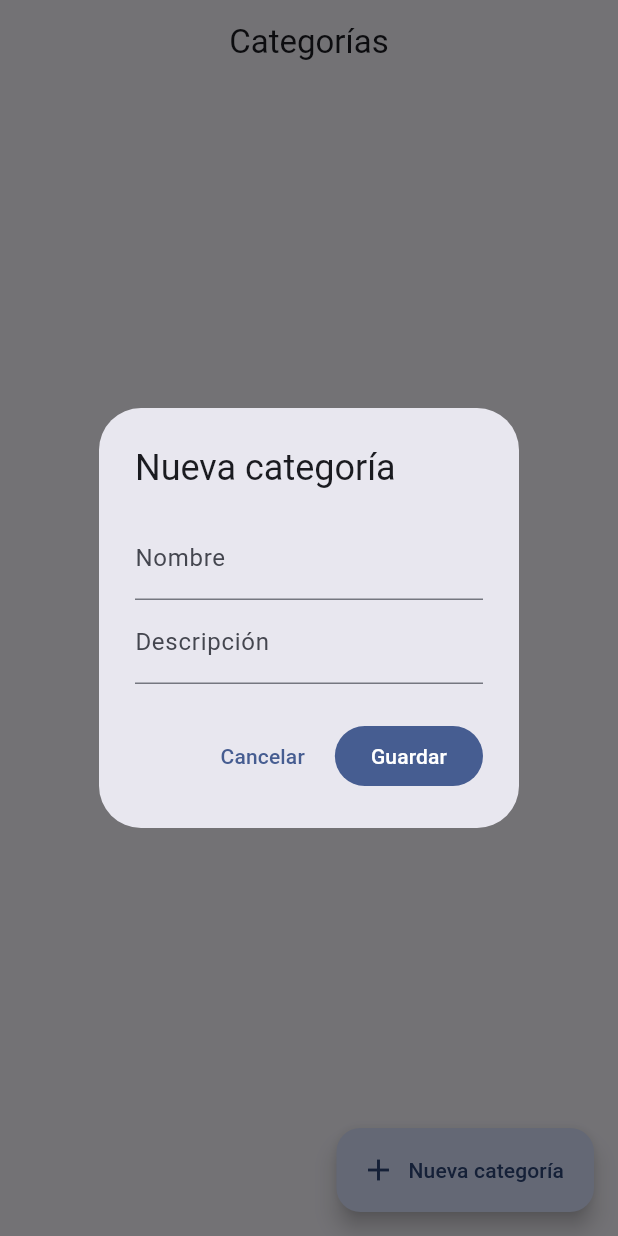
After one commit to JonatahnGonzalezCaballero/proyectoFinal, a Flutter app: the AdminCategoriesPage screen opened by its route, after a tap on "Nueva categoría", on a phone screen of 412 x 824 dp. The commit adds this screen. Run offline on Flutter 3.47's test engine with Material 3 defaults, Android fonts, the phone set to English and light mode, and no system bars; our stand-ins replace flutter_dotenv, flutter_riverpod, go_router, image_picker, supabase_flutter; accounts and stored records are empty.

Commit message:
Desarrollo del panel administrativo y correcion de usuario inactivo

```diff
--- a/lib/core/errors/error_mapper.dart
+++ b/lib/core/errors/error_mapper.dart
@@ -3,6 +3,7 @@ import 'app_exception.dart';
 
 /// Traduce las excepciones de Supabase
 AppException mapSupabaseError(Object error) {
+  if (error is AppException) return error;
   if (error is AuthException) {
     return AppException(_mensajeAuth(error.message));
   }
--- /dev/null
+++ b/lib/features/administration/application/administration_providers.dart
@@ -0,0 +1,23 @@
+import 'package:flutter_riverpod/flutter_riverpod.dart';
+
+import '../../../shared/providers/supabase_provider.dart';
+import '../data/administration_repository.dart';
+import '../domain/categoria_admin.dart';
+import '../domain/rol.dart';
+import '../domain/usuario_admin.dart';
+
+final administrationRepositoryProvider = Provider<AdministrationRepository>((ref) {
+  return AdministrationRepository(ref.watch(supabaseClientProvider));
+});
+
+final usuariosAdminProvider = FutureProvider.autoDispose<List<UsuarioAdmin>>((ref) {
+  return ref.watch(administrationRepositoryProvider).listarUsuarios();
+});
+
+final rolesProvider = FutureProvider.autoDispose<List<Rol>>((ref) {
+  return ref.watch(administrationRepositoryProvider).listarRoles();
+});
+
+final categoriasAdminProvider = FutureProvider.autoDispose<List<CategoriaAdmin>>((ref) {
+  return ref.watch(administrationRepositoryProvider).listarCategorias();
+});
--- /dev/null
+++ b/lib/features/administration/data/administration_repository.dart
@@ -0,0 +1,54 @@
+import 'package:supabase_flutter/supabase_flutter.dart';
+
+import '../domain/categoria_admin.dart';
+import '../domain/rol.dart';
+import '../domain/usuario_admin.dart';
+
+class AdministrationRepository {
+  AdministrationRepository(this._client);
+  final SupabaseClient _client;
+
+  Future<List<UsuarioAdmin>> listarUsuarios() async {
+    final data =
+        await _client.from('usuarios').select('*, roles(nombre)').order('fecha_registro', ascending: false);
+    return data.map((m) => UsuarioAdmin.fromMap(m)).toList();
+  }
+
+  Future<List<Rol>> listarRoles() async {
+    final data = await _client.from('roles').select().order('nombre');
+    return data.map((m) => Rol.fromMap(m)).toList();
+  }
+
+  Future<void> actualizarUsuario({
+    required String usuarioId,
+    required String rolId,
+    required bool activo,
+  }) async {
+    await _client.rpc('admin_actualizar_usuario', params: {
+      'p_usuario_id': usuarioId,
+      'p_rol_id': rolId,
+      'p_activo': activo,
+    });
+  }
+
+  Future<List<CategoriaAdmin>> listarCategorias() async {
+    final data = await _client.from('categorias').select().order('nombre');
+    return data.map((m) => CategoriaAdmin.fromMap(m)).toList();
+  }
+
+  Future<void> crearCategoria({required String nombre, String? descripcion}) async {
+    await _client.from('categorias').insert({'nombre': nombre, 'descripcion': descripcion});
+  }
+
+  Future<void> actualizarCategoria({
+    required String id,
+    required String nombre,
+    String? descripcion,
+    required bool activo,
+  }) async {
+    await _client
+        .from('categorias')
+        .update({'nombre': nombre, 'descripcion': descripcion, 'activo': activo})
+        .eq('id', id);
+  }
+}
--- /dev/null
+++ b/lib/features/administration/domain/categoria_admin.dart
@@ -0,0 +1,20 @@
+class CategoriaAdmin {
+  final String id;
+  final String nombre;
+  final String? descripcion;
+  final bool activo;
+
+  const CategoriaAdmin({
+    required this.id,
+    required this.nombre,
+    this.descripcion,
+    required this.activo,
+  });
+
+  factory CategoriaAdmin.fromMap(Map<String, dynamic> map) => CategoriaAdmin(
+        id: map['id'] as String,
+        nombre: map['nombre'] as String,
+        descripcion: map['descripcion'] as String?,
+        activo: map['activo'] as bool,
+      );
+}
--- /dev/null
+++ b/lib/features/administration/domain/rol.dart
@@ -0,0 +1,11 @@
+class Rol {
+  final String id;
+  final String nombre;
+
+  const Rol({required this.id, required this.nombre});
+
+  factory Rol.fromMap(Map<String, dynamic> map) => Rol(
+        id: map['id'] as String,
+        nombre: map['nombre'] as String,
+      );
+}
--- /dev/null
+++ b/lib/features/administration/presentation/admin_categories_page.dart
@@ -0,0 +1,104 @@
+import 'package:flutter/material.dart';
+import 'package:flutter_riverpod/flutter_riverpod.dart';
+
+import '../../../core/errors/error_mapper.dart';
+import '../application/administration_providers.dart';
+import '../domain/categoria_admin.dart';
+
+class AdminCategoriesPage extends ConsumerWidget {
+  const AdminCategoriesPage({super.key});
+
+  Future<void> _abrirFormulario(BuildContext context, WidgetRef ref, {CategoriaAdmin? existente}) async {
+    final nombreCtrl = TextEditingController(text: existente?.nombre ?? '');
+    final descripcionCtrl = TextEditingController(text: existente?.descripcion ?? '');
+    bool activo = existente?.activo ?? true;
+
+    final guardar = await showDialog<bool>(
+      context: context,
+      builder: (context) => StatefulBuilder(
+        builder: (context, setState) => AlertDialog(
+          title: Text(existente == null ? 'Nueva categoría' : 'Editar categoría'),
+          content: Column(
+            mainAxisSize: MainAxisSize.min,
+            children: [
+              TextField(controller: nombreCtrl, decoration: const InputDecoration(labelText: 'Nombre')),
+              TextField(controller: descripcionCtrl, decoration: const InputDecoration(labelText: 'Descripción')),
+              if (existente != null)
+                SwitchListTile(
+                  title: const Text('Activa'),
+                  value: activo,
+                  onChanged: (v) => setState(() => activo = v),
+                ),
+            ],
+          ),
+          actions: [
+            TextButton(onPressed: () => Navigator.pop(context, false), child: const Text('Cancelar')),
+            FilledButton(onPressed: () => Navigator.pop(context, true), child: const Text('Guardar')),
+          ],
+        ),
+      ),
+    );
+
+    if (guardar != true || nombreCtrl.text.trim().isEmpty) return;
+
+    try {
+      final repo = ref.read(administrationRepositoryProvider);
+      if (existente == null) {
+        await repo.crearCategoria(nombre: nombreCtrl.text.trim(), descripcion: descripcionCtrl.text.trim());
+      } else {
+        await repo.actualizarCategoria(
+          id: existente.id,
+          nombre: nombreCtrl.text.trim(),
+          descripcion: descripcionCtrl.text.trim(),
+          activo: activo,
+        );
+      }
+      ref.invalidate(categoriasAdminProvider);
+    } catch (e) {
+      if (context.mounted) {
+        ScaffoldMessenger.of(context).showSnackBar(SnackBar(content: Text(mapSupabaseError(e).message)));
+      }
+    }
+  }
+
+  @override
+  Widget build(BuildContext context, WidgetRef ref) {
+    final async = ref.watch(categoriasAdminProvider);
+
+    return Scaffold(
+      appBar: AppBar(title: const Text('Categorías')),
+      body: async.when(
+        loading: () => const Center(child: CircularProgressIndicator()),
+        error: (e, _) => Center(child: Text('No se pudo cargar: $e')),
+        data: (categorias) => ListView.builder(
+          padding: const EdgeInsets.all(12),
+          itemCount: categorias.length,
+          itemBuilder: (context, index) {
+            final c = categorias[index];
+            return Card(
+              child: ListTile(
+                title: Text(c.nombre),
+                subtitle: Text(c.descripcion ?? ''),
+                trailing: Row(
+                  mainAxisSize: MainAxisSize.min,
+                  children: [
+                    if (!c.activo) const Chip(label: Text('Inactiva')),
+                    IconButton(
+                      icon: const Icon(Icons.edit_outlined),
+                      onPressed: () => _abrirFormulario(context, ref, existente: c),
+                    ),
+                  ],
+                ),
+              ),
+            );
+          },
+        ),
+      ),
+      floatingActionButton: FloatingActionButton.extended(
+        onPressed: () => _abrirFormulario(context, ref),
+        icon: const Icon(Icons.add),
+        label: const Text('Nueva categoría'),
+      ),
+    );
+  }
+}
```
Also changed, not shown: lib/core/router/app_router.dart (+6 -2 lines), lib/features/administration/domain/usuario_admin.dart (added, +32 -0 lines), lib/features/administration/presentation/admin_dashboard_page.dart (added, +44 -0 lines), lib/features/administration/presentation/admin_page.dart (deleted, +0 -15 lines), lib/features/administration/presentation/admin_users_page.dart (added, +112 -0 lines), lib/features/auth/data/auth_repository.dart (+10 -1 lines).
